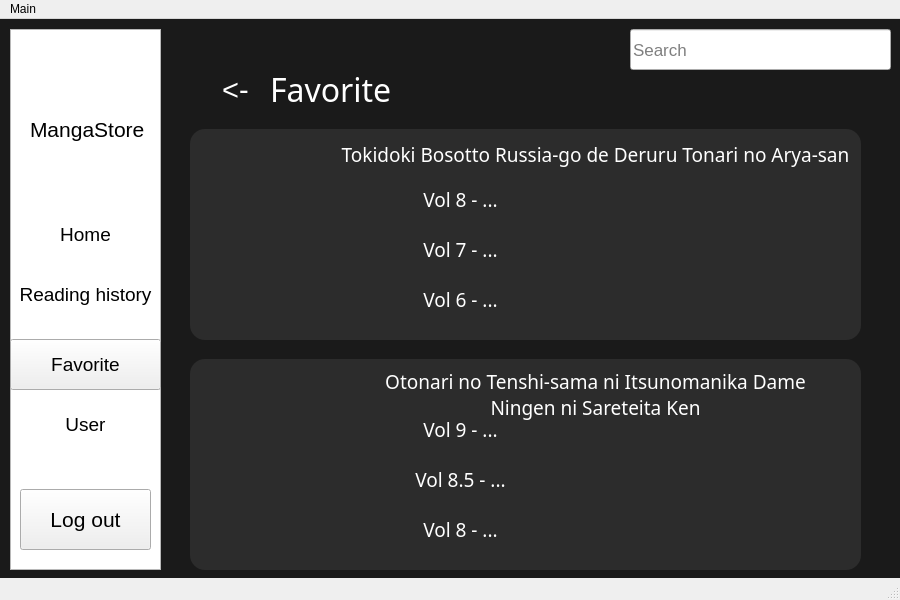
First picture: the form in History_reading.ui, repository Alisa-Mikhailovna-Kujou/Final_PTA_16, before the edit.
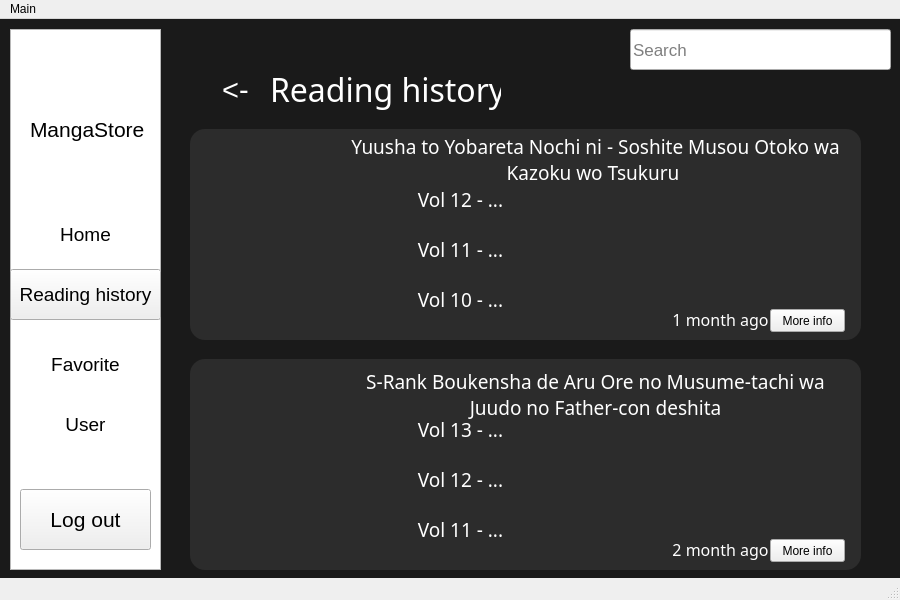
Second picture: the form after the edit. Icons and pictures are not drawn.

```diff
--- a/History_reading.ui
+++ b/History_reading.ui
@@ -117,7 +117,7 @@
      </font>
     </property>
     <property name="styleSheet">
-     <string notr="true">border: none</string>
+     <string notr="true"/>
     </property>
     <property name="text">
      <string>Reading history</string>
@@ -159,7 +159,7 @@
      </font>
     </property>
     <property name="styleSheet">
-     <string notr="true"/>
+     <string notr="true">border: none</string>
     </property>
     <property name="text">
      <string>Favorite</string>
@@ -234,7 +234,7 @@
      <rect>
       <x>270</x>
       <y>50</y>
-      <width>121</width>
+      <width>231</width>
       <height>41</height>
      </rect>
     </property>
@@ -248,7 +248,7 @@
      <string notr="true">color: white</string>
     </property>
     <property name="text">
-     <string>Favorite</string>
+     <string>Reading history</string>
     </property>
    </widget>
    <widget class="QLabel" name="Search_icon">
@@ -292,7 +292,7 @@
      <string>&lt;-</string>
     </property>
    </widget>
-   <widget class="QTextEdit" name="Arya_text">
+   <widget class="QTextEdit" name="Lloyd_text">
     <property name="geometry">
      <rect>
       <x>190</x>
@@ -307,7 +307,7 @@
 border-radius: 15px</string>
     </property>
    </widget>
-   <widget class="QLabel" name="Arya_picture">
+   <widget class="QLabel" name="Lloyd_picture">
     <property name="geometry">
      <rect>
       <x>200</x>
@@ -323,19 +323,19 @@
      <string/>
     </property>
     <property name="pixmap">
-     <pixmap>../../../../Downloads/tải xuống (49).png</pixmap>
+     <pixmap>../../../../Downloads/screenshot_1763190925.png</pixmap>
     </property>
     <property name="scaledContents">
      <bool>true</bool>
     </property>
    </widget>
-   <widget class="QLabel" name="Arya_name">
+   <widget class="QLabel" name="Lloyd_name">
     <property name="geometry">
      <rect>
       <x>340</x>
       <y>120</y>
       <width>511</width>
-      <height>31</height>
+      <height>41</height>
      </rect>
     </property>
     <property name="font">
@@ -348,7 +348,7 @@
      <string notr="true">color: white</string>
     </property>
     <property name="text">
-     <string>Tokidoki Bosotto Russia-go de Deruru Tonari no Arya-san</string>
+     <string>Yuusha to Yobareta Nochi ni - Soshite Musou Otoko wa Kazoku wo Tsukuru </string>
     </property>
     <property name="textFormat">
      <enum>Qt::AutoText</enum>
@@ -360,7 +360,7 @@
      <bool>true</bool>
     </property>
    </widget>
-   <widget class="QLabel" name="Arya_Vol8">
+   <widget class="QLabel" name="Lloyd_Vol12">
     <property name="geometry">
      <rect>
       <x>410</x>
@@ -379,7 +379,7 @@
      <string notr="true">color: white</string>
     </property>
     <property name="text">
-     <string>Vol 8 - ...</string>
+     <string>Vol 12 - ...</string>
     </property>
     <property name="textFormat">
      <enum>Qt::AutoText</enum>
@@ -391,7 +391,7 @@
      <bool>true</bool>
     </property>
    </widget>
-   <widget class="QLabel" name="Arya_Vol7">
+   <widget class="QLabel" name="Lloyd_Vol11">
     <property name="geometry">
      <rect>
       <x>410</x>
@@ -410,7 +410,7 @@
      <string notr="true">color: white</string>
     </property>
     <property name="text">
-     <string>Vol 7 - ...</string>
+     <string>Vol 11 - ...</string>
     </property>
     <property name="textFormat">
      <enum>Qt::AutoText</enum>
@@ -422,7 +422,7 @@
      <bool>true</bool>
     </property>
    </widget>
-   <widget class="QLabel" name="Arya_Vol6">
+   <widget class="QLabel" name="Lloyd_Vol10">
     <property name="geometry">
      <rect>
       <x>410</x>
@@ -441,7 +441,7 @@
      <string notr="true">color: white</string>
     </property>
     <property name="text">
-     <string>Vol 6 - ...</string>
+     <string>Vol 10 - ...</string>
     </property>
     <property name="textFormat">
      <enum>Qt::AutoText</enum>
@@ -453,7 +453,7 @@
      <bool>true</bool>
     </property>
    </widget>
-   <widget class="QTextEdit" name="Mahiru_text">
+   <widget class="QTextEdit" name="S_text">
     <property name="geometry">
      <rect>
       <x>190</x>
@@ -468,7 +468,7 @@
 border-radius: 15px</string>
     </property>
    </widget>
-   <widget class="QLabel" name="Mahiru_picture">
+   <widget class="QLabel" name="S_picture">
     <property name="geometry">
      <rect>
       <x>200</x>
@@ -484,13 +484,13 @@
      <string/>
     </property>
     <property name="pixmap">
-     <pixmap>../../../../Downloads/tải xuống (50).png</pixmap>
+     <pixmap>../../../../Downloads/screenshot_1763191292.png</pixmap>
     </property>
     <property name="scaledContents">
      <bool>true</bool>
     </property>
    </widget>
-   <widget class="QLabel" name="Mahiru_name">
+   <widget class="QLabel" name="S_name">
     <property name="geometry">
      <rect>
       <x>360</x>
@@ -509,7 +509,7 @@
      <string notr="true">color: white</string>
     </property>
     <property name="text">
-     <string>Otonari no Tenshi-sama ni Itsunomanika Dame Ningen ni Sareteita Ken</string>
+     <string>S-Rank Boukensha de Aru Ore no Musume-tachi wa Juudo no Father-con deshita</string>
     </property>
     <property name="textFormat">
      <enum>Qt::AutoText</enum>
@@ -521,7 +521,7 @@
      <bool>true</bool>
     </property>
    </widget>
-   <widget class="QLabel" name="Mahiru_Vol9">
+   <widget class="QLabel" name="S_Vol9">
     <property name="geometry">
      <rect>
       <x>410</x>
@@ -540,7 +540,7 @@
      <string notr="true">color: white</string>
     </property>
     <property name="text">
-     <string>Vol 9 - ...</string>
+     <string>Vol 13 - ...</string>
     </property>
     <property name="textFormat">
      <enum>Qt::AutoText</enum>
@@ -552,7 +552,7 @@
      <bool>true</bool>
     </property>
    </widget>
-   <widget class="QLabel" name="Mahiru_Vol8_5">
+   <widget class="QLabel" name="S_Vol12">
     <property name="geometry">
      <rect>
       <x>410</x>
@@ -571,7 +571,7 @@
      <string notr="true">color: white</string>
     </property>
     <property name="text">
-     <string>Vol 8.5 - ...</string>
+     <string>Vol 12 - ...</string>
     </property>
     <property name="textFormat">
      <enum>Qt::AutoText</enum>
@@ -583,7 +583,7 @@
      <bool>true</bool>
     </property>
    </widget>
-   <widget class="QLabel" name="Mahiru_Vol8">
+   <widget class="QLabel" name="S_Vol11">
     <property name="geometry">
      <rect>
       <x>410</x>
@@ -602,7 +602,95 @@
      <string notr="true">color: white</string>
     </property>
     <property name="text">
-     <string>Vol 8 - ...</string>
+     <string>Vol 11 - ...</string>
+    </property>
+    <property name="textFormat">
+     <enum>Qt::AutoText</enum>
+    </property>
+    <property name="alignment">
+     <set>Qt::AlignCenter</set>
+    </property>
+    <property name="wordWrap">
+     <bool>true</bool>
+    </property>
+   </widget>
+   <widget class="QPushButton" name="Lloyd_more_info">
+    <property name="geometry">
+     <rect>
+      <x>770</x>
+      <y>290</y>
+      <width>75</width>
+      <height>23</height>
+     </rect>
+    </property>
+    <property name="text">
+     <string>More info</string>
+    </property>
+   </widget>
+   <widget class="QPushButton" name="S_more_info">
+    <property name="geometry">
+     <rect>
+      <x>770</x>
+      <y>520</y>
+      <width>75</width>
+      <height>23</height>
+     </rect>
+    </property>
+    <property name="text">
+     <string>More info</string>
+    </property>
+   </widget>
+   <widget class="QLabel" name="Lloyd_time">
+    <property name="geometry">
+     <rect>
+      <x>670</x>
+      <y>290</y>
+      <width>101</width>
+      <height>21</height>
+     </rect>
+    </property>
+    <property name="font">
+     <font>
+      <family>MT Extra</family>
+      <pointsize>12</pointsize>
+     </font>
+    </property>
+    <property name="styleSheet">
+     <string notr="true">color: white</string>
+    </property>
+    <property name="text">
+     <string>1 month ago</string>
+    </property>
+    <property name="textFormat">
+     <enum>Qt::AutoText</enum>
+    </property>
+    <property name="alignment">
+     <set>Qt::AlignCenter</set>
+    </property>
+    <property name="wordWrap">
+     <bool>true</bool>
+    </property>
+   </widget>
+   <widget class="QLabel" name="S_time">
+    <property name="geometry">
+     <rect>
+      <x>670</x>
+      <y>520</y>
+      <width>101</width>
+      <height>21</height>
+     </rect>
+    </property>
+    <property name="font">
+     <font>
+      <family>MT Extra</family>
+      <pointsize>12</pointsize>
+     </font>
+    </property>
+    <property name="styleSheet">
+     <string notr="true">color: white</string>
+    </property>
+    <property name="text">
+     <string>2 month ago</string>
     </property>
     <property name="textFormat">
      <enum>Qt::AutoText</enum>
@@ -627,18 +715,22 @@
    <zorder>Favorite_title</zorder>
    <zorder>Search_icon</zorder>
    <zorder>Return_home</zorder>
-   <zorder>Arya_text</zorder>
-   <zorder>Arya_picture</zorder>
-   <zorder>Arya_name</zorder>
-   <zorder>Arya_Vol8</zorder>
-   <zorder>Arya_Vol7</zorder>
-   <zorder>Arya_Vol6</zorder>
-   <zorder>Mahiru_text</zorder>
-   <zorder>Mahiru_picture</zorder>
-   <zorder>Mahiru_name</zorder>
-   <zorder>Mahiru_Vol9</zorder>
-   <zorder>Mahiru_Vol8_5</zorder>
-   <zorder>Mahiru_Vol8</zorder>
+   <zorder>Lloyd_text</zorder>
+   <zorder>Lloyd_picture</zorder>
+   <zorder>Lloyd_name</zorder>
+   <zorder>Lloyd_Vol12</zorder>
+   <zorder>Lloyd_Vol11</zorder>
+   <zorder>Lloyd_Vol10</zorder>
+   <zorder>S_text</zorder>
+   <zorder>S_picture</zorder>
+   <zorder>S_name</zorder>
+   <zorder>S_Vol9</zorder>
+   <zorder>S_Vol12</zorder>
+   <zorder>S_Vol11</zorder>
+   <zorder>Lloyd_more_info</zorder>
+   <zorder>S_more_info</zorder>
+   <zorder>Lloyd_time</zorder>
+   <zorder>S_time</zorder>
   </widget>
   <widget class="QMenuBar" name="menubar">
    <property name="geometry">
```
